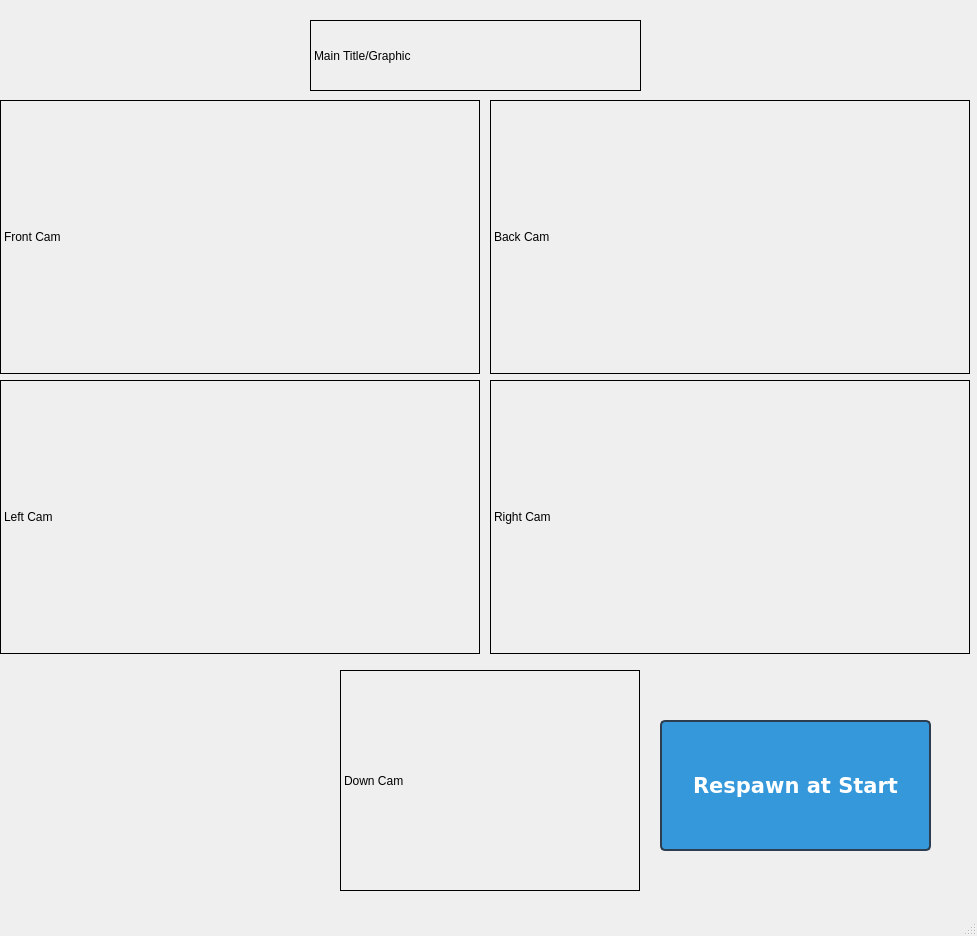
The window that src/RC_controller/RC_App.ui (cohenweston10/ENPH353_CompetitionRC) describes before a commit, drawn with Qt 5.
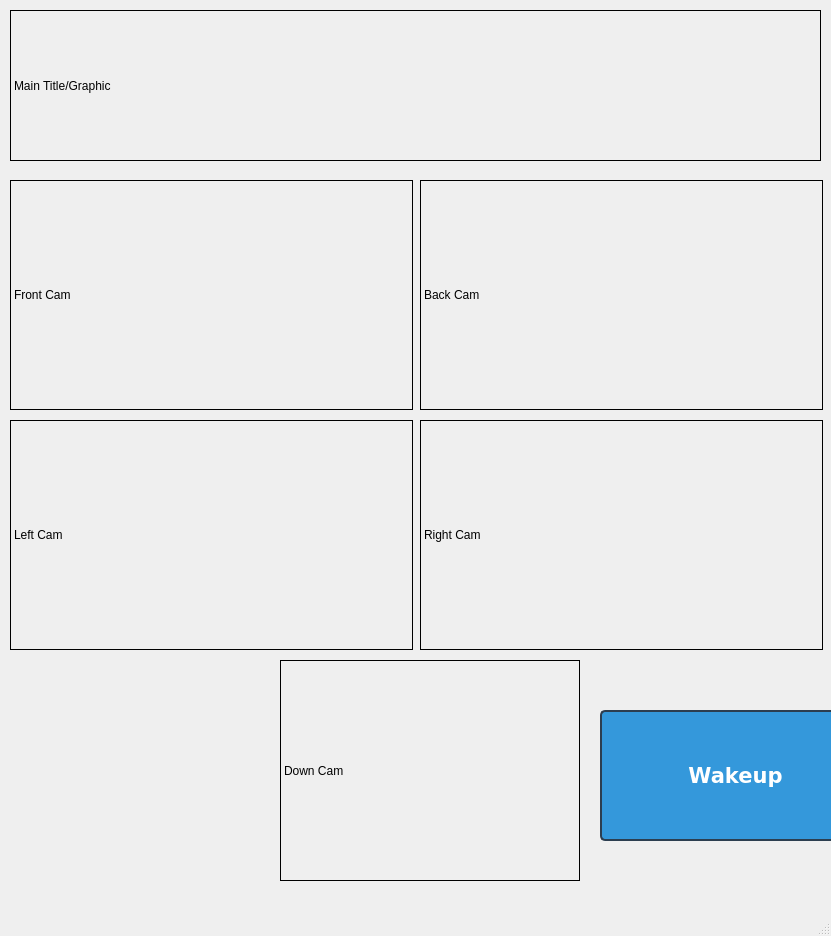
The same window after the commit.

```diff
--- a/src/RC_controller/RC_App.ui
+++ b/src/RC_controller/RC_App.ui
@@ -6,7 +6,7 @@
    <rect>
     <x>0</x>
     <y>0</y>
-    <width>977</width>
+    <width>831</width>
     <height>936</height>
    </rect>
   </property>
@@ -17,10 +17,10 @@
    <widget class="QLabel" name="heading_l">
     <property name="geometry">
      <rect>
-      <x>310</x>
-      <y>20</y>
-      <width>331</width>
-      <height>71</height>
+      <x>10</x>
+      <y>10</y>
+      <width>811</width>
+      <height>151</height>
      </rect>
     </property>
     <property name="frameShape">
@@ -33,10 +33,10 @@
    <widget class="QLabel" name="left_cam_l">
     <property name="geometry">
      <rect>
-      <x>0</x>
-      <y>380</y>
-      <width>480</width>
-      <height>274</height>
+      <x>10</x>
+      <y>420</y>
+      <width>403</width>
+      <height>230</height>
      </rect>
     </property>
     <property name="frameShape">
@@ -49,8 +49,8 @@
    <widget class="QLabel" name="down_cam_l">
     <property name="geometry">
      <rect>
-      <x>340</x>
-      <y>670</y>
+      <x>280</x>
+      <y>660</y>
       <width>300</width>
       <height>221</height>
      </rect>
@@ -65,10 +65,10 @@
    <widget class="QLabel" name="right_cam_l">
     <property name="geometry">
      <rect>
-      <x>490</x>
-      <y>380</y>
-      <width>480</width>
-      <height>274</height>
+      <x>420</x>
+      <y>420</y>
+      <width>403</width>
+      <height>230</height>
      </rect>
     </property>
     <property name="frameShape">
@@ -81,10 +81,10 @@
    <widget class="QLabel" name="back_cam_l">
     <property name="geometry">
      <rect>
-      <x>490</x>
-      <y>100</y>
-      <width>480</width>
-      <height>274</height>
+      <x>420</x>
+      <y>180</y>
+      <width>403</width>
+      <height>230</height>
      </rect>
     </property>
     <property name="frameShape">
@@ -97,10 +97,10 @@
    <widget class="QLabel" name="front_cam_l">
     <property name="geometry">
      <rect>
-      <x>0</x>
-      <y>100</y>
-      <width>480</width>
-      <height>274</height>
+      <x>10</x>
+      <y>180</y>
+      <width>403</width>
+      <height>230</height>
      </rect>
     </property>
     <property name="frameShape">
@@ -113,8 +113,8 @@
    <widget class="QPushButton" name="respawn_b">
     <property name="geometry">
      <rect>
-      <x>660</x>
-      <y>720</y>
+      <x>600</x>
+      <y>710</y>
       <width>271</width>
       <height>131</height>
      </rect>
@@ -146,7 +146,7 @@
 </string>
     </property>
     <property name="text">
-     <string>Respawn at Start</string>
+     <string>Wakeup</string>
     </property>
     <property name="iconSize">
      <size>
```
Left out of the diff: 2 changed lines with no effect on the pictures.
